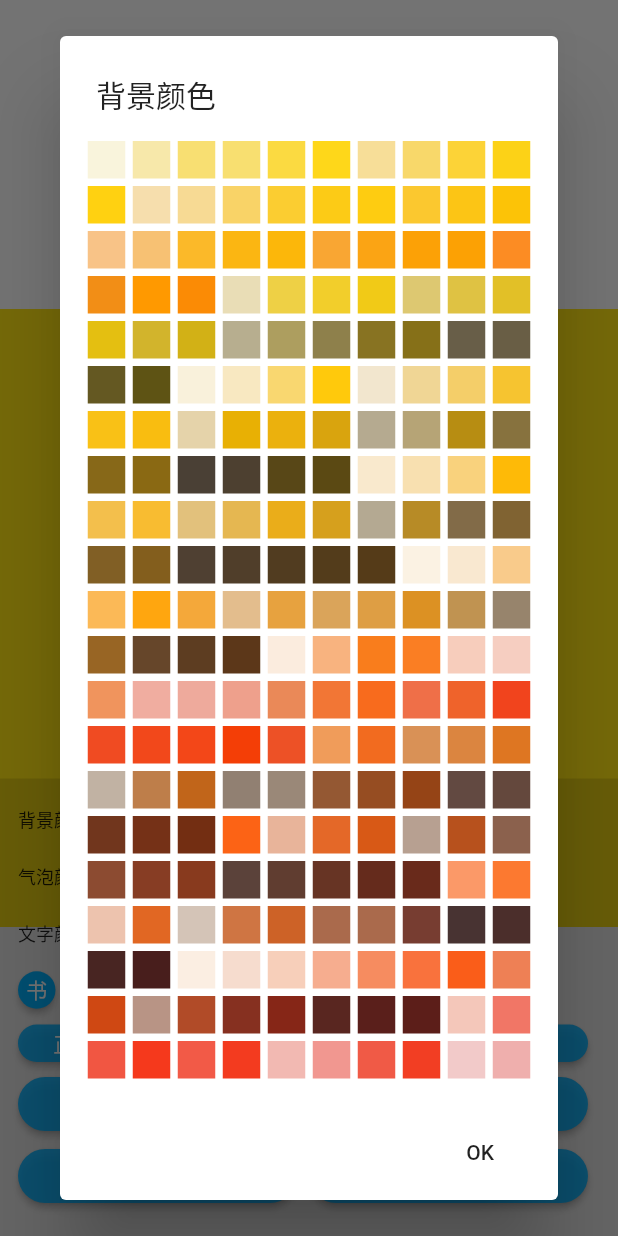
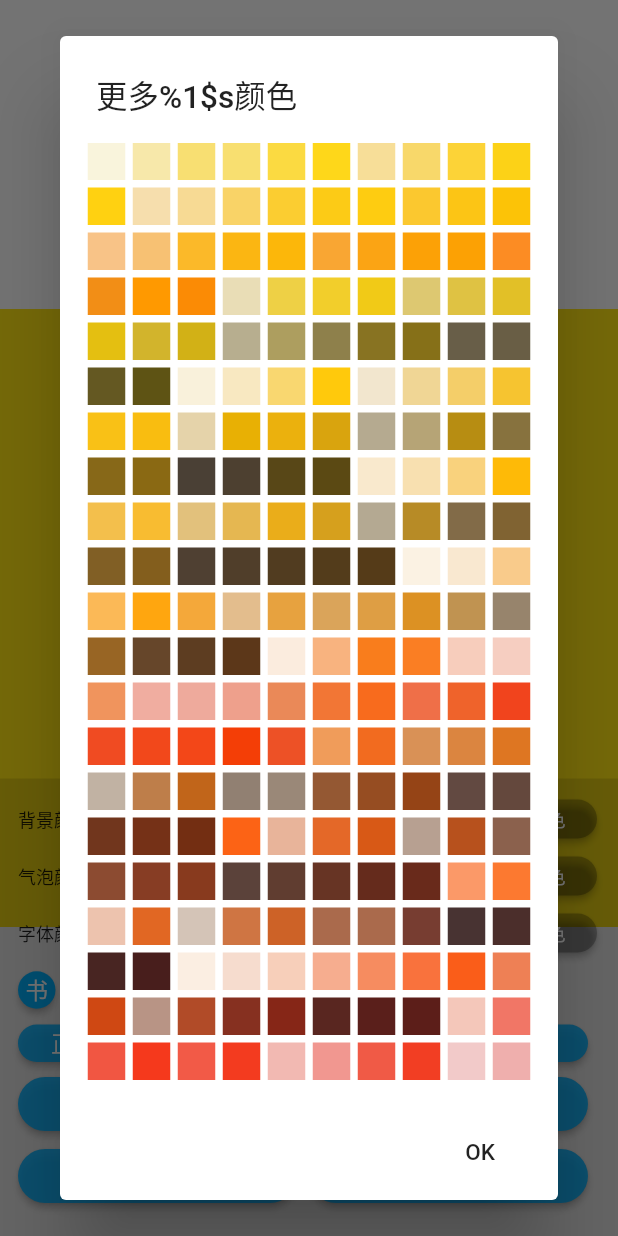
Before and after one commit to zhufree/friday_today, a Flutter app: the screen it shows after launch, after a tap on "更多颜色", on a phone screen of 412 x 824 dp. Run offline on Flutter 3.47's test engine with Material 2 defaults, Android fonts, the phone set to English and light mode, and no system bars; missing offline and left inert: esys_flutter_share.

Commit message:
update:多语言完成

```diff
--- a/lib/i10n/localization_intl.dart
+++ b/lib/i10n/localization_intl.dart
@@ -215,7 +215,7 @@ class FridayLocalizations {
 
   String get moreColor {
     return Intl.message(
-      'More Color',
+      'More',
       name: 'moreColor',
       desc: '',
     );
@@ -223,7 +223,7 @@ class FridayLocalizations {
 
   String get customColor {
     return Intl.message(
-      'Custom Color',
+      'Custom',
       name: 'customColor',
       desc: '',
     );
@@ -324,9 +324,9 @@ class FridayLocalizations {
 }
 
 //Locale代理类
-class DemoLocalizationsDelegate
+class FridayLocalizationsDelegate
     extends LocalizationsDelegate<FridayLocalizations> {
-  const DemoLocalizationsDelegate();
+  const FridayLocalizationsDelegate();
 
   //是否支持某个Local
   @override
@@ -341,5 +341,5 @@ class DemoLocalizationsDelegate
 
   // 当Localizations Widget重新build时，是否调用load重新加载Locale资源.
   @override
-  bool shouldReload(DemoLocalizationsDelegate old) => false;
+  bool shouldReload(FridayLocalizationsDelegate old) => false;
 }
--- a/lib/main.dart
+++ b/lib/main.dart
@@ -9,6 +9,7 @@ import 'package:flutter/services.dart';
 import 'package:url_launcher/url_launcher.dart';
 import 'package:esys_flutter_share/esys_flutter_share.dart';
 import 'i10n/localization_intl.dart';
+import 'package:flutter_localizations/flutter_localizations.dart';
 
 void main() => runApp(FridayApp());
 
@@ -17,11 +18,23 @@ class FridayApp extends StatelessWidget {
   @override
   Widget build(BuildContext context) {
     return MaterialApp(
-      title: Strings.appName,
+      locale: Locale("zh", 'CN'),
       theme: ThemeData(
         primarySwatch: Colors.blue,
       ),
       home: FridayPage(),
+      localizationsDelegates: [
+        // 本地化的代理类
+        GlobalMaterialLocalizations.delegate,
+        GlobalWidgetsLocalizations.delegate,
+        // 注册我们的Delegate
+        FridayLocalizationsDelegate()
+      ],
+      supportedLocales: [
+        const Locale('en', 'US'), // 美国英语
+        const Locale('zh', 'CN'), // 中文简体
+        //其它Locales
+      ],
     );
   }
 }
@@ -34,7 +47,7 @@ class FridayPage extends StatefulWidget {
 }
 
 class _FridayPageState extends State<FridayPage> {
-  int langType = 0;
+  int langType = 0; // 0 中文 1 英文
   int fontType = 0;
   String fontName = "kaiTi";
   Color bgColor = Colors.yellow;
@@ -57,7 +70,6 @@ class _FridayPageState extends State<FridayPage> {
 
   @override
   Widget build(BuildContext context) {
-
     return Scaffold(
         key: scaffoldKey,
         body: Stack(
@@ -108,14 +120,16 @@ class _FridayPageState extends State<FridayPage> {
             child: Center(
               widthFactor: 1.3,
               child: Text(
-                Strings.appName,
+                langType == 0 ? "今天是周五吗？" : "Is today Friday?",
                 style: TextStyle(
                     fontSize: 25, color: textColor, fontFamily: fontName),
               ),
             ),
           ),
           Text(
-            '是',
+            today.weekday == 5
+                ? langType == 1 ? "YES!" : "是"
+                : langType == 1 ? "NO" : "不是",
             style:
                 TextStyle(fontSize: 90, color: textColor, fontFamily: fontName),
           ),
@@ -159,7 +173,7 @@ class _FridayPageState extends State<FridayPage> {
               children: <Widget>[
                 _buildCommonButton(
                     Text(
-                      "正方形",
+                      FridayLocalizations.of(context).square,
                       style: TextStyle(color: FridayColors.jikeWhite),
                     ),
                     25.0,
@@ -168,7 +182,7 @@ class _FridayPageState extends State<FridayPage> {
                         })),
                 _buildCommonButton(
                     Text(
-                      "全屏幕",
+                      FridayLocalizations.of(context).full,
                       style: TextStyle(color: FridayColors.jikeWhite),
                     ),
                     25.0,
@@ -177,7 +191,7 @@ class _FridayPageState extends State<FridayPage> {
                         })),
                 _buildCommonButton(
                     Text(
-                      "中文",
+                      FridayLocalizations.of(context).titleCn,
                       style: TextStyle(color: FridayColors.jikeWhite),
                     ),
                     25.0,
@@ -186,7 +200,7 @@ class _FridayPageState extends State<FridayPage> {
                         })),
                 _buildCommonButton(
                     Text(
-                      "英文",
+                      FridayLocalizations.of(context).titleEn,
                       style: TextStyle(color: FridayColors.jikeWhite),
                     ),
                     25.0,
@@ -202,7 +216,7 @@ class _FridayPageState extends State<FridayPage> {
               children: <Widget>[
                 _buildCommonButton(
                     Text(
-                      "设为壁纸",
+                      FridayLocalizations.of(context).wallpaper,
                       style: TextStyle(
                           color: FridayColors.jikeWhite, fontSize: 14.0),
                     ),
@@ -210,7 +224,7 @@ class _FridayPageState extends State<FridayPage> {
                     () => {_capturePng(1)}),
                 _buildCommonButton(
                     Text(
-                      "分享到",
+                      FridayLocalizations.of(context).titleShare,
                       style: TextStyle(
                         color: FridayColors.jikeWhite,
                         fontSize: 14.0,
@@ -227,7 +241,7 @@ class _FridayPageState extends State<FridayPage> {
               children: <Widget>[
                 _buildCommonButton(
                     Text(
-                      "周五圈子",
+                      FridayLocalizations.of(context).group,
                       style: TextStyle(
                           color: FridayColors.jikeWhite, fontSize: 14.0),
                     ),
@@ -235,7 +249,7 @@ class _FridayPageState extends State<FridayPage> {
                     _toJike),
                 _buildCommonButton(
                     Text(
-                      "保存图片",
+                      FridayLocalizations.of(context).titleSave,
                       style: TextStyle(
                         color: FridayColors.jikeWhite,
                         fontSize: 14.0,
@@ -289,8 +303,7 @@ class _FridayPageState extends State<FridayPage> {
       if (type == 1) {
         await platform.invokeMethod('setWallpaper', file.path);
       } else if (type == 2) {
-        await Share.file(
-            'Friday', 'friday.png', pngBytes, 'image/png');
+        await Share.file('Friday', 'friday.png', pngBytes, 'image/png');
       }
       (scaffoldKey.currentState as ScaffoldState).showSnackBar(new SnackBar(
         content: new Text("Ojbk!"),
@@ -304,7 +317,6 @@ class _FridayPageState extends State<FridayPage> {
       return false;
     }
   }
-
 
   static const jikeUrl = "jike://page.jk/topic/565ac9dd4b715411006b5ecd";
   static const downJikeLink =
@@ -391,7 +403,7 @@ class _FridayPageState extends State<FridayPage> {
         mainAxisSize: MainAxisSize.max,
         children: <Widget>[
           Text(
-            "${getTitleByType(type)}颜色",
+            getTitleByType(type, context),
             style: TextStyle(
               fontSize: 12.0,
             ),
@@ -400,13 +412,14 @@ class _FridayPageState extends State<FridayPage> {
           _buildColorClickDot(type, FridayColors.jikeYellow),
           _buildColorClickDot(type, FridayColors.jikeBlue),
           _buildColorClickDot(type, FridayColors.jikeBlack),
-          Container(
+          Expanded(
+            child: Container(
               height: 30.0,
               padding: EdgeInsets.all(2.0),
               margin: EdgeInsets.only(left: 8.0),
               child: RaisedButton(
                 child: Text(
-                "更多颜色",
+                  FridayLocalizations.of(context).moreColor,
                   style: TextStyle(fontSize: 12.0, color: Colors.white),
                 ),
                 onPressed: () => {_showPickColorDialog(type)},
@@ -414,19 +427,22 @@ class _FridayPageState extends State<FridayPage> {
                 shape: StadiumBorder(),
               ),
             ),
-          Container(
+          ),
+          Expanded(
+            child: Container(
               height: 30.0,
-            width: 70.0,
               padding: EdgeInsets.all(2.0),
               margin: EdgeInsets.only(left: 8.0),
               child: RaisedButton(
+                padding: EdgeInsets.all(0.0),
                 child: Text(
-                "自定义",
+                  FridayLocalizations.of(context).customColor,
                   style: TextStyle(fontSize: 12.0, color: Colors.white),
                 ),
                 onPressed: () => {_showCustomColorDialog(type)},
                 color: Colors.black26,
                 shape: StadiumBorder(),
+              ),
             ),
           ),
         ],
@@ -484,7 +500,7 @@ class _FridayPageState extends State<FridayPage> {
       builder: (BuildContext context) {
         return AlertDialog(
           contentPadding: EdgeInsets.all(16.0),
-          title: Text('${getTitleByType(type)}颜色'),
+          title: Text(getMoreColorTitleByType(type, context)),
           content: SingleChildScrollView(
             child: Center(
               child: Wrap(
@@ -534,9 +550,14 @@ class _FridayPageState extends State<FridayPage> {
 
   void _handleSubmitted(int type, String text) {
     _inputController.clear();
-    print(int.parse("0x$text"));
+    if (text.length != 8 && text.length != 6) {
+      (scaffoldKey.currentState as ScaffoldState).showSnackBar(new SnackBar(
+        content: new Text(FridayLocalizations.of(context).noticeWrongInput),
+      ));
+    } else {
       _changeColor(
           type, Color(int.parse(text.length == 8 ? "0x$text" : "0xFF$text")));
+    }
   }
 
   /// 显示自定义颜色的dialog
@@ -547,11 +568,11 @@ class _FridayPageState extends State<FridayPage> {
       builder: (BuildContext context) {
         return AlertDialog(
           contentPadding: EdgeInsets.all(16.0),
-          title: Text('自定义${getTitleByType(type)}颜色'),
+          title: Text(getCustomColorTitleByType(type, context)),
           content: TextField(
             controller: _inputController,
             decoration: InputDecoration(
-                hintText: "输入不带#号的六位或八位颜色值",
+                hintText: FridayLocalizations.of(context).hintInputColor,
                 hintStyle: TextStyle(fontSize: 12.0)),
           ),
           actions: <Widget>[
@@ -600,17 +621,54 @@ const int bgType = 0;
 const int bubbleType = 1;
 const int textType = 2;
 
-String getTitleByType(type) {
+// xx颜色，更多xx颜色，自定义xx颜色
+String getTitleByType(type, context) {
   switch (type) {
     case bgType:
-      return "背景";
+      return FridayLocalizations.of(context).bgColor;
     case bubbleType:
-      return "气泡";
+      return FridayLocalizations.of(context).bubbleColor;
     case textType:
-      return "文字";
+      return FridayLocalizations.of(context).textColor;
     default:
-      return "背景";
+      return FridayLocalizations.of(context).bgColor;
   }
+}
+
+String getMoreColorTitleByType(type, context) {
+  var title;
+  switch (type) {
+    case bgType:
+      title = FridayLocalizations.of(context).titleBg;
+      break;
+    case bubbleType:
+      title = FridayLocalizations.of(context).titleBubble;
+      break;
+    case textType:
+      title = FridayLocalizations.of(context).titleText;
+      break;
+    default:
+      title = FridayLocalizations.of(context).titleBg;
+  }
+  return FridayLocalizations.of(context).titleMoreColor(title);
+}
+
+String getCustomColorTitleByType(type, context) {
+  var title;
+  switch (type) {
+    case bgType:
+      title = FridayLocalizations.of(context).titleBg;
+      break;
+    case bubbleType:
+      title = FridayLocalizations.of(context).titleBubble;
+      break;
+    case textType:
+      title = FridayLocalizations.of(context).titleText;
+      break;
+    default:
+      title = FridayLocalizations.of(context).titleBg;
+  }
+  return FridayLocalizations.of(context).titleCustomColor(title);
 }
 
 const int shuType = 0;
--- a/pubspec.yaml
+++ b/pubspec.yaml
@@ -19,6 +19,8 @@ environment:
 dependencies:
   flutter:
     sdk: flutter
+  flutter_localizations:
+    sdk: flutter
 
   # The following adds the Cupertino Icons font to your application.
   # Use with the CupertinoIcons class for iOS style icons.
@@ -26,7 +28,7 @@ dependencies:
   path_provider: ^0.5.0
   url_launcher: ^5.0.2
   esys_flutter_share: ^1.0.0
-  intl: ^0.15.8
+  intl: ^0.15.7
 
 dev_dependencies:
   flutter_test:
```
Lines whose indentation alone changed are shown as unchanged.
